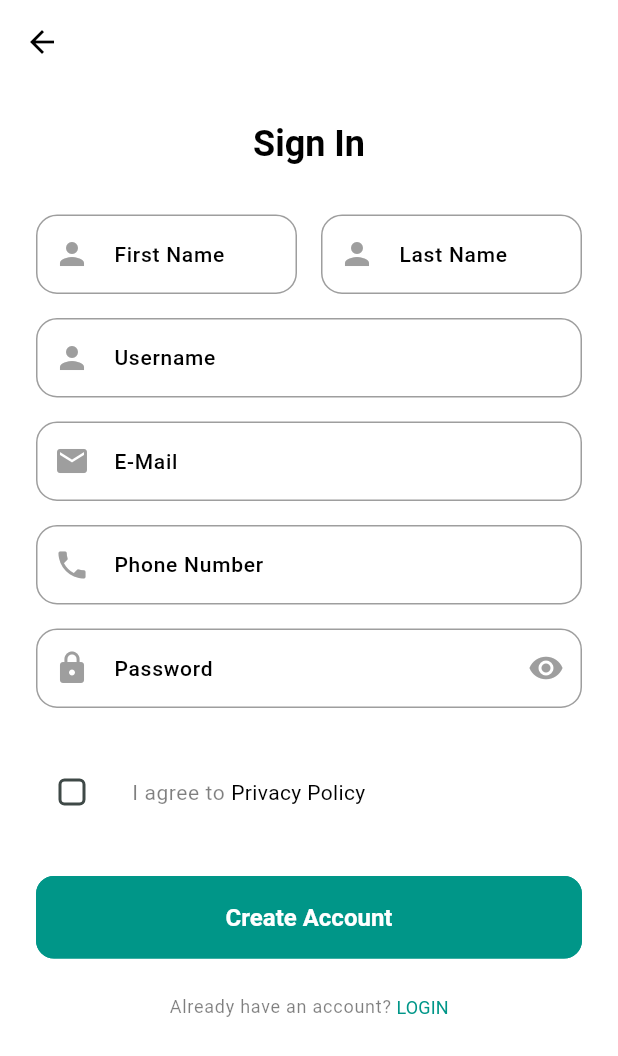
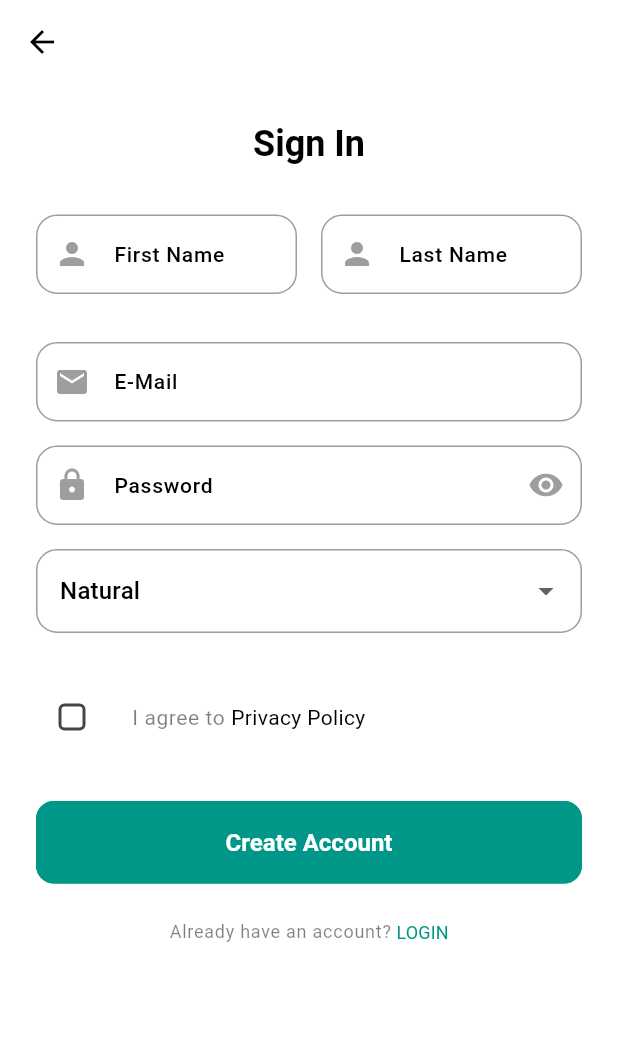
Before and after one commit to Abrom-code/matricmate, a Flutter app: the SignupScreen screen opened directly, on a phone screen of 412 x 824 dp. Shown: the top 1056 px of the screen. Run offline on Flutter 3.47's test engine with Material 3 defaults, Android fonts, the phone set to English and light mode, and no system bars; our stand-ins replace cached_network_image, connectivity_plus, firebase_auth, get, get_storage, logger and 3 more; missing offline and left inert: linear_progress_bar; accounts and stored records are empty; Roboto replaces fonts that are missing (Poppins).

Commit message:
update singup desing

```diff
--- a/lib/features/authentication/screens/signup/signup.dart
+++ b/lib/features/authentication/screens/signup/signup.dart
@@ -48,7 +48,6 @@ class SignupScreen extends StatelessWidget {
                 ],
               ),
               SizedBox(height: AppSizes.defaultSpace),
-
             ],
           ),
         ),
--- a/lib/features/authentication/screens/signup/widgets/signup_form.dart
+++ b/lib/features/authentication/screens/signup/widgets/signup_form.dart
@@ -1,8 +1,10 @@
 import 'package:flutter/material.dart';
 import 'package:get/get.dart';
+import 'package:matricmate/common/widgets/buttons/drop_down_button.dart';
 import 'package:matricmate/features/authentication/controllers/signup/signup_controller.dart';
 import 'package:matricmate/features/authentication/screens/signup/widgets/term_and_conditions.dart';
 import 'package:matricmate/utils/constants/app_strings.dart';
+import 'package:matricmate/utils/constants/colors.dart';
 import 'package:matricmate/utils/constants/sizes.dart';
 import 'package:matricmate/utils/validators/validators.dart';
 
@@ -52,17 +54,6 @@ class SignupForm extends StatelessWidget {
 
           const SizedBox(height: AppSizes.spaceBtwInputFields),
 
-          // Username
-          TextFormField(
-            controller: controller.userName,
-            validator: (val) => AppValidator.validateEmptyText("Username", val),
-            onTapOutside: (e) => FocusScope.of(context).unfocus(),
-            expands: false,
-            decoration: const InputDecoration(
-              labelText: AppTextStrings.username,
-              prefixIcon: Icon(Icons.person),
-            ),
-          ),
           const SizedBox(height: AppSizes.spaceBtwInputFields),
           // Email
           TextFormField(
@@ -74,18 +65,7 @@ class SignupForm extends StatelessWidget {
               prefixIcon: Icon(Icons.email),
             ),
           ),
-          const SizedBox(height: AppSizes.spaceBtwInputFields),
 
-          // Phone Number
-          TextFormField(
-            controller: controller.phoneNumber,
-            validator: (val) => AppValidator.validatePhoneNumber(val),
-            onTapOutside: (e) => FocusScope.of(context).unfocus(),
-            decoration: const InputDecoration(
-              labelText: AppTextStrings.phoneNo,
-              prefixIcon: Icon(Icons.phone),
-            ),
-          ),
           const SizedBox(height: AppSizes.spaceBtwInputFields),
 
           // Password
@@ -110,6 +90,19 @@ class SignupForm extends StatelessWidget {
               ),
             ),
           ),
+
+          const SizedBox(height: AppSizes.spaceBtwInputFields),
+
+          // stream
+          DropdownButtonFormField(
+            items: [
+              DropdownMenuItem(value: "natural", child: Text("Natural")),
+              DropdownMenuItem(value: "social", child: Text("Social")),
+            ],
+            onChanged: (stream) {},
+            initialValue: 'natural',
+          ),
+
           const SizedBox(height: AppSizes.spaceBtwSections),
 
           TermAndConditions(),
```
